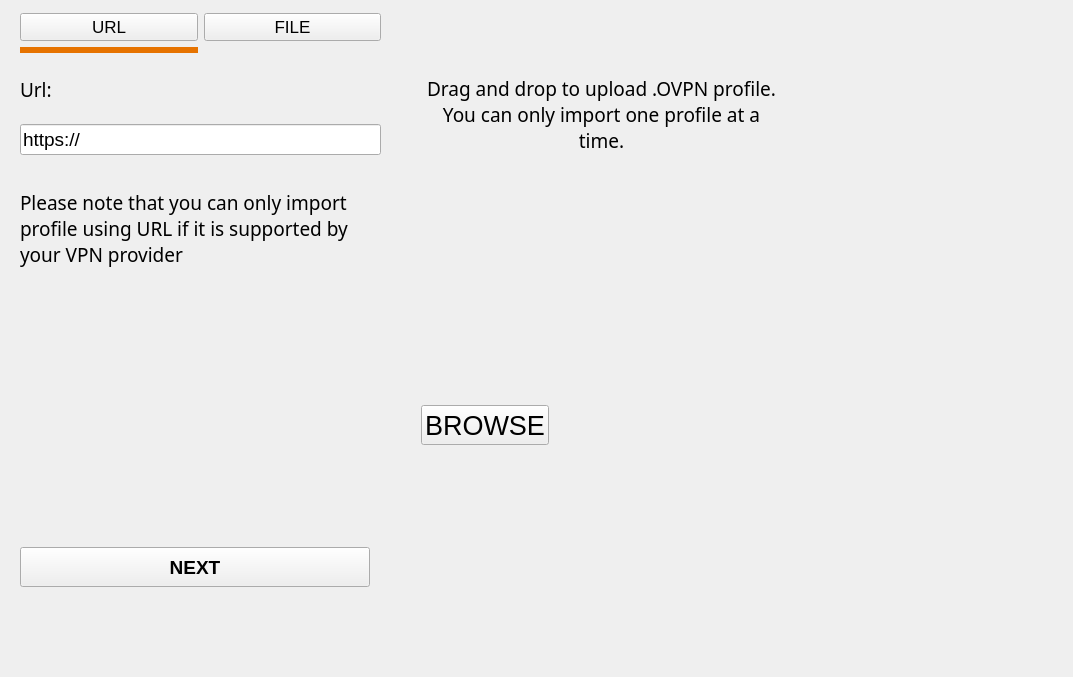
Before: the Qt Designer form ui_files/page_1.ui in tessanix/Qt_vpn_interface, drawn with Qt 5.
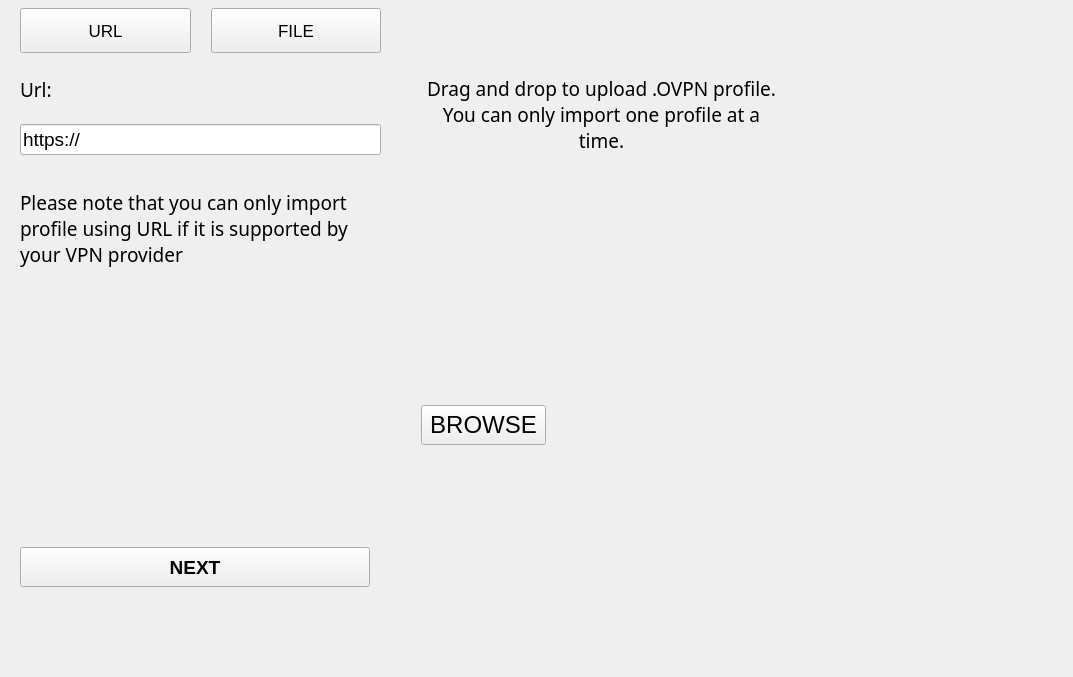
After: the same form once the commit is applied. Icons and pictures are not drawn.

What changed in the file:
```diff
--- a/ui_files/page_1.ui
+++ b/ui_files/page_1.ui
@@ -24,107 +24,6 @@
   <property name="windowTitle">
    <string>Form</string>
   </property>
-  <widget class="QWidget" name="verticalLayoutWidget">
-   <property name="geometry">
-    <rect>
-     <x>0</x>
-     <y>0</y>
-     <width>401</width>
-     <height>61</height>
-    </rect>
-   </property>
-   <layout class="QVBoxLayout" name="url_subpage_layout">
-    <property name="topMargin">
-     <number>5</number>
-    </property>
-    <property name="bottomMargin">
-     <number>0</number>
-    </property>
-    <item>
-     <layout class="QGridLayout" name="gridLayout">
-      <property name="leftMargin">
-       <number>20</number>
-      </property>
-      <property name="rightMargin">
-       <number>20</number>
-      </property>
-      <item row="1" column="0">
-       <widget class="QWidget" name="sub_widget_url" native="true">
-        <property name="sizePolicy">
-         <sizepolicy hsizetype="Preferred" vsizetype="Fixed">
-          <horstretch>0</horstretch>
-          <verstretch>0</verstretch>
-         </sizepolicy>
-        </property>
-        <property name="minimumSize">
-         <size>
-          <width>0</width>
-          <height>6</height>
-         </size>
-        </property>
-        <property name="maximumSize">
-         <size>
-          <width>16777215</width>
-          <height>6</height>
-         </size>
-        </property>
-        <property name="styleSheet">
-         <string notr="true">background-color: rgb(230, 115, 0);</string>
-        </property>
-       </widget>
-      </item>
-      <item row="1" column="1">
-       <widget class="QWidget" name="sub_widget_file" native="true">
-        <property name="sizePolicy">
-         <sizepolicy hsizetype="Preferred" vsizetype="Fixed">
-          <horstretch>0</horstretch>
-          <verstretch>0</verstretch>
-         </sizepolicy>
-        </property>
-        <property name="minimumSize">
-         <size>
-          <width>0</width>
-          <height>6</height>
-         </size>
-        </property>
-        <property name="maximumSize">
-         <size>
-          <width>16777215</width>
-          <height>6</height>
-         </size>
-        </property>
-       </widget>
-      </item>
-      <item row="0" column="0">
-       <widget class="QPushButton" name="show_url_subpage_button">
-        <property name="font">
-         <font>
-          <family>Segoe UI</family>
-          <pointsize>13</pointsize>
-         </font>
-        </property>
-        <property name="text">
-         <string>URL</string>
-        </property>
-       </widget>
-      </item>
-      <item row="0" column="1">
-       <widget class="QPushButton" name="show_file_subpage_button">
-        <property name="font">
-         <font>
-          <family>Segoe UI</family>
-          <pointsize>13</pointsize>
-         </font>
-        </property>
-        <property name="text">
-         <string>FILE</string>
-        </property>
-       </widget>
-      </item>
-     </layout>
-    </item>
-   </layout>
-  </widget>
   <widget class="QWidget" name="slider_container_widget" native="true">
    <property name="geometry">
     <rect>
@@ -408,7 +307,7 @@
            <property name="font">
             <font>
              <family>Segoe UI</family>
-             <pointsize>20</pointsize>
+             <pointsize>18</pointsize>
             </font>
            </property>
            <property name="text">
@@ -439,6 +338,74 @@
     </layout>
    </widget>
   </widget>
+  <widget class="QWidget" name="horizontalLayoutWidget_2">
+   <property name="geometry">
+    <rect>
+     <x>0</x>
+     <y>0</y>
+     <width>401</width>
+     <height>61</height>
+    </rect>
+   </property>
+   <layout class="QHBoxLayout" name="url_subpage_layout">
+    <property name="spacing">
+     <number>20</number>
+    </property>
+    <property name="leftMargin">
+     <number>20</number>
+    </property>
+    <property name="rightMargin">
+     <number>20</number>
+    </property>
+    <item>
+     <widget class="QPushButton" name="show_url_subpage_button">
+      <property name="minimumSize">
+       <size>
+        <width>0</width>
+        <height>45</height>
+       </size>
+      </property>
+      <property name="font">
+       <font>
+        <family>Segoe UI</family>
+        <pointsize>13</pointsize>
+       </font>
+      </property>
+      <property name="text">
+       <string>URL</string>
+      </property>
+     </widget>
+    </item>
+    <item>
+     <widget class="QPushButton" name="show_file_subpage_button">
+      <property name="minimumSize">
+       <size>
+        <width>0</width>
+        <height>45</height>
+       </size>
+      </property>
+      <property name="maximumSize">
+       <size>
+        <width>16777215</width>
+        <height>45</height>
+       </size>
+      </property>
+      <property name="font">
+       <font>
+        <family>Segoe UI</family>
+        <pointsize>13</pointsize>
+       </font>
+      </property>
+      <property name="styleSheet">
+       <string notr="true"/>
+      </property>
+      <property name="text">
+       <string>FILE</string>
+      </property>
+     </widget>
+    </item>
+   </layout>
+  </widget>
   <action name="action_move_widget1">
    <property name="text">
     <string>move_widget1</string>
```
